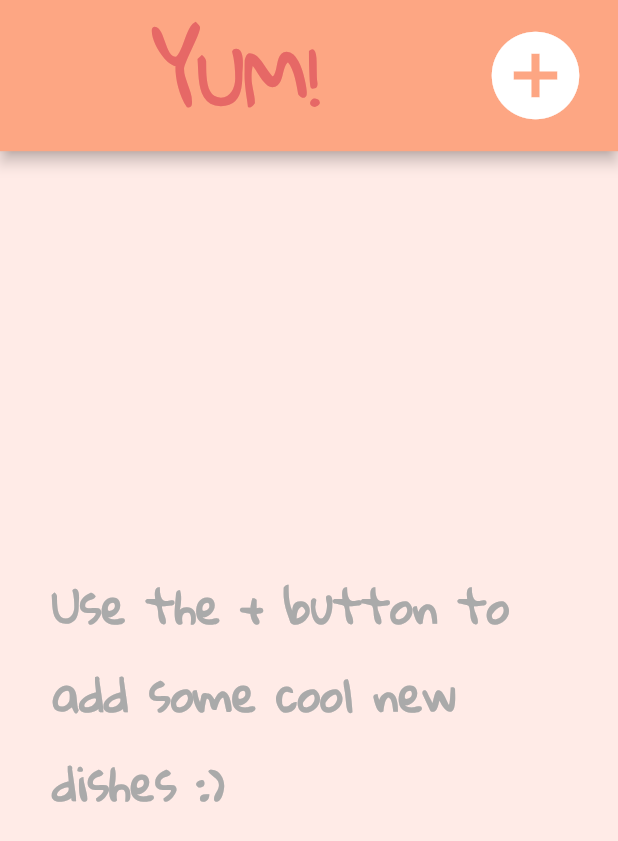
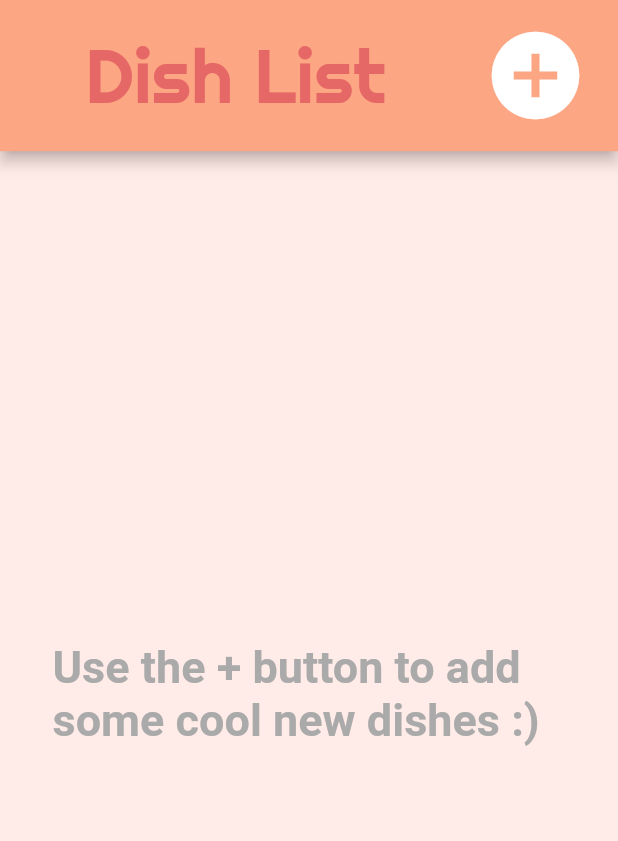
Before and after one commit to Linxin-Zhong/Bon-Appetit, a Flutter app: the screen it shows after launch, on a phone screen of 412 x 824 dp. Shown: the top 841 px of the screen. Run offline on Flutter 3.47's test engine with Material 2 defaults, Android fonts, the phone set to English and light mode, and no system bars; drawn by our look-alikes of auto_size_text; our stand-ins replace google_fonts; Roboto replaces fonts that are missing (Exo).

Commit message:
Added google fonts

```diff
--- a/lib/homePage.dart
+++ b/lib/homePage.dart
@@ -3,6 +3,8 @@ import 'database.dart';
 import 'newDishPage.dart';
 import 'dish.dart';
 import 'dishDetail.dart';
+import 'package:google_fonts/google_fonts.dart';
+import 'package:auto_size_text/auto_size_text.dart';
 // import 'package:google_fonts/google_fonts.dart';
 
 class HomePage extends StatefulWidget {
@@ -34,13 +36,15 @@ class _HomePageState extends State<HomePage> {
         toolbarHeight: kToolbarHeight * 1.8,
         backgroundColor: Color.fromARGB(255, 253, 166, 131), //dark orange
         title: new Center(
-          child: Text(
-            'YUM!',
-            style: TextStyle(
-                fontFamily: 'Gloria',
-                color: Color.fromARGB(255, 230, 104, 102),
-                fontWeight: FontWeight.bold,
-                fontSize: 50),
+          child: AutoSizeText(
+            'Dish List',
+            style: GoogleFonts.righteous(
+              textStyle: TextStyle(
+                  // fontFamily: 'Gloria',
+                  color: Color.fromARGB(255, 230, 104, 102),
+                  // fontWeight: FontWeight.bold,
+                  fontSize: 50
+              ))
           ),
         ),
         actions: <Widget>[
@@ -75,12 +79,14 @@ class _HomePageState extends State<HomePage> {
             padding: EdgeInsets.fromLTRB(35, 0, 35, 0),
             child: Text(
               'Use the + button to add some cool new dishes :)',
-              style: TextStyle(
-                fontFamily: 'Gloria',
-                color: Color.fromARGB(255, 170, 170, 170),
-                fontWeight: FontWeight.bold,
-                fontSize: 30,
-              ),
+              style: GoogleFonts.exo(
+                textStyle: TextStyle(
+                  // fontFamily: 'Gloria',
+                  color: Color.fromARGB(255, 170, 170, 170),
+                  fontWeight: FontWeight.bold,
+                  fontSize: 30,
+                ),
+              )
             ),
           ),
         ):
--- a/pubspec.yaml
+++ b/pubspec.yaml
@@ -34,6 +34,8 @@ dependencies:
   # The following adds the Cupertino Icons font to your application.
   # Use with the CupertinoIcons class for iOS style icons.
   cupertino_icons: ^1.0.2
+  google_fonts: ^3.0.1
+  auto_size_text: ^3.0.0
 
 dev_dependencies:
   flutter_test:
```
Also changed, not shown: pubspec.lock, 1 other file.
